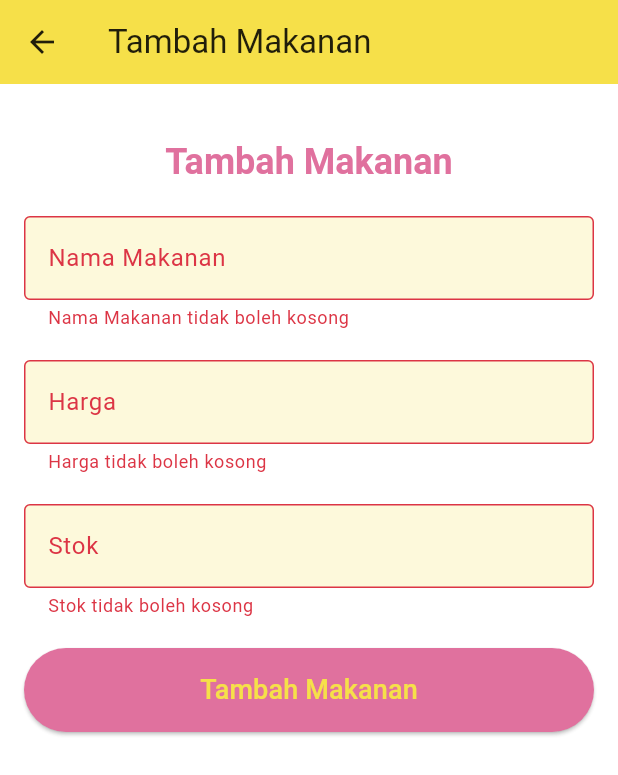
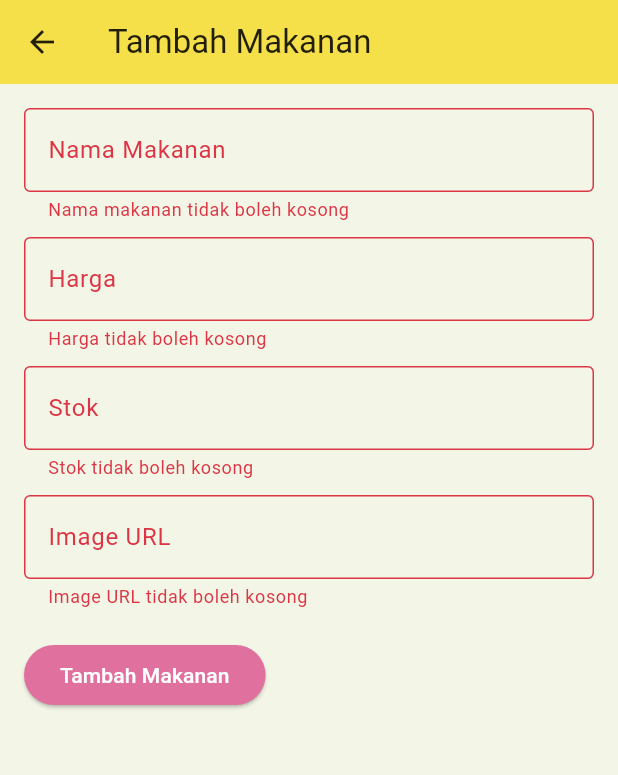
Before and after one commit to PBP-Genap-2023-2024-A2/academeats-mobile, a Flutter app: the TambahMakananPage screen opened directly with empty values, after a tap on "Tambah Makanan", on a phone screen of 412 x 824 dp. Shown: the top 775 px of the screen. Run offline on Flutter 3.47's test engine with Material 3 defaults, Android fonts, the phone set to English and light mode, and no system bars; missing offline and left inert: pbp_django_auth; accounts and stored records are empty.

Commit message:
Updating makanan and toko

```diff
--- a/lib/makanan/tambah_makanan.dart
+++ b/lib/makanan/tambah_makanan.dart
@@ -1,11 +1,12 @@
 import 'package:flutter/material.dart';
+import '../models/toko.dart';
 import '../models/makanan.dart';
-import '../models/toko.dart';
+import '../utils/fetch.dart';
 
 class TambahMakananPage extends StatefulWidget {
   final Toko toko;
 
-  TambahMakananPage({required this.toko, Key? key}) : super(key: key);
+  TambahMakananPage({required this.toko});
 
   @override
   _TambahMakananPageState createState() => _TambahMakananPageState();
@@ -16,26 +17,42 @@ class _TambahMakananPageState extends State<TambahMakananPage> {
   final _namaController = TextEditingController();
   final _hargaController = TextEditingController();
   final _stokController = TextEditingController();
+  final _imgUrlController = TextEditingController();
 
-  @override
-  void dispose() {
-    _namaController.dispose();
-    _hargaController.dispose();
-    _stokController.dispose();
-    super.dispose();
-  }
-
-  void _submitForm() {
-    if (_formKey.currentState!.validate()) {
+  Future<void> _submitForm() async {
+    if (_formKey.currentState?.validate() ?? false) {
       final newMakanan = Makanan(
-        id: 0, // This should be set by your backend
+        id: 0, // This will be set by the backend
         nama: _namaController.text,
-        harga: double.parse(_hargaController.text),
-        stok: int.parse(_stokController.text),
-        imgUrl: 'https://via.placeholder.com/150', // Example placeholder image
+        harga: double.tryParse(_hargaController.text) ?? 0,
+        stok: int.tryParse(_stokController.text) ?? 0,
+        imgUrl: _imgUrlController.text,
         toko: widget.toko,
       );
-      Navigator.pop(context, newMakanan);
+
+      try {
+        final jsonData = newMakanan.toJson();
+        print('Sending data to the server: $jsonData'); // Debugging output
+
+        final response = await postData(
+          'makanan/api/v1/toko/${widget.toko.id}/add',
+          jsonData,
+        );
+
+        print('Server response: $response'); // Debugging output
+
+        if (response['success'] == true) {
+          Navigator.pop(context, newMakanan);
+        } else {
+          ScaffoldMessenger.of(context).showSnackBar(
+            SnackBar(content: Text('Failed to add makanan: ${response['message']}')),
+          );
+        }
+      } catch (e) {
+        ScaffoldMessenger.of(context).showSnackBar(
+          SnackBar(content: Text('Error: $e')),
+        );
+      }
     }
   }
 
@@ -44,89 +61,91 @@ class _TambahMakananPageState extends State<TambahMakananPage> {
     return Scaffold(
       appBar: AppBar(
         title: Text('Tambah Makanan'),
-        backgroundColor: const Color(0xFFF6E049), // Primary color
+        backgroundColor: const Color(0xFFF6E049),
       ),
       body: Padding(
         padding: const EdgeInsets.all(16.0),
         child: Form(
           key: _formKey,
-          child: ListView(
+          child: Column(
+            crossAxisAlignment: CrossAxisAlignment.start,
             children: [
-              SizedBox(height: 20),
-              Text(
-                'Tambah Makanan',
-                style: Theme.of(context).textTheme.headline5?.copyWith(
-                  color: const Color(0xFFE0719E), // Pink text color
-                  fontWeight: FontWeight.bold,
-                ),
-                textAlign: TextAlign.center,
-              ),
-              SizedBox(height: 20),
               TextFormField(
                 controller: _namaController,
                 decoration: InputDecoration(
                   labelText: 'Nama Makanan',
                   border: OutlineInputBorder(),
-                  filled: true,
-                  fillColor: const Color(0xFFFDF9DB),
                 ),
                 validator: (value) {
                   if (value == null || value.isEmpty) {
-                    return 'Nama Makanan tidak boleh kosong';
+                    return 'Nama makanan tidak boleh kosong';
                   }
                   return null;
                 },
               ),
-              SizedBox(height: 20),
+              const SizedBox(height: 10),
               TextFormField(
                 controller: _hargaController,
                 decoration: InputDecoration(
                   labelText: 'Harga',
                   border: OutlineInputBorder(),
-                  filled: true,
-                  fillColor: const Color(0xFFFDF9DB),
                 ),
                 keyboardType: TextInputType.number,
                 validator: (value) {
                   if (value == null || value.isEmpty) {
                     return 'Harga tidak boleh kosong';
                   }
+                  if (double.tryParse(value) == null) {
+                    return 'Harga harus berupa angka';
+                  }
                   return null;
                 },
               ),
-              SizedBox(height: 20),
+              const SizedBox(height: 10),
               TextFormField(
                 controller: _stokController,
                 decoration: InputDecoration(
                   labelText: 'Stok',
                   border: OutlineInputBorder(),
-                  filled: true,
-                  fillColor: const Color(0xFFFDF9DB),
                 ),
                 keyboardType: TextInputType.number,
                 validator: (value) {
                   if (value == null || value.isEmpty) {
                     return 'Stok tidak boleh kosong';
                   }
+                  if (int.tryParse(value) == null) {
+                    return 'Stok harus berupa angka';
+                  }
                   return null;
                 },
               ),
-              SizedBox(height: 20),
+              const SizedBox(height: 10),
+              TextFormField(
+                controller: _imgUrlController,
+                decoration: InputDecoration(
+                  labelText: 'Image URL',
+                  border: OutlineInputBorder(),
+                ),
+                validator: (value) {
+                  if (value == null || value.isEmpty) {
+                    return 'Image URL tidak boleh kosong';
+                  }
+                  return null;
+                },
+              ),
+              const SizedBox(height: 20),
               ElevatedButton(
                 onPressed: _submitForm,
-                child: Padding(
-                  padding: EdgeInsets.symmetric(vertical: 15, horizontal: 50),
-                  child: Text('Tambah Makanan', style: TextStyle(fontSize: 18)),
-                ),
+                child: Text('Tambah Makanan'),
                 style: ElevatedButton.styleFrom(
-                  backgroundColor: const Color(0xFFE0719E), // Pink button color
-                  shape: RoundedRectangleBorder(borderRadius: BorderRadius.circular(30)),
+                  foregroundColor: Colors.white, backgroundColor: const Color(0xFFE0719E), // text color
                 ),
               ),
             ],
           ),
         ),
       ),
+      backgroundColor: const Color(0xFFF3F6E6),
     );
   }
 }
--- a/lib/models/makanan.dart
+++ b/lib/models/makanan.dart
@@ -1,4 +1,6 @@
 import 'package:academeats_mobile/models/toko.dart';
+
+import 'base_model.dart';
 
 class Makanan implements ISendable {
   int id;
@@ -32,6 +34,6 @@ class Makanan implements ISendable {
     'harga': harga,
     'stok': stok,
     'img_url': imgUrl,
-    'toko': toko.toJson(),
+    'toko': toko.id, // Assuming you're only sending the toko ID
   };
 }
--- a/lib/pages/home.dart
+++ b/lib/pages/home.dart
@@ -50,7 +50,8 @@ class _HomeScreenState extends State<HomeScreen> {
           });
         },
         destinations: const [
-          NavigationDestination(icon: Icon(Icons.home_filled), label: "Home",)
+          NavigationDestination(icon: Icon(Icons.home_filled), label: "Home",),
+          NavigationDestination(icon: Icon(Icons.home_filled), label: "Home",),
         ],
       ),
       body: _pageList[_currentPageIndex],
--- a/lib/toko/home.dart
+++ b/lib/toko/daftar_toko.dart
@@ -6,8 +6,8 @@ import '../makanan/main_makanan.dart';
 import '../models/toko.dart';
 import 'toko_detail.dart';
 
-class HomeScreen extends StatelessWidget {
-  const HomeScreen({super.key});
+class DaftarToko extends StatelessWidget {
+  const DaftarToko({super.key});
 
   @override
   Widget build(BuildContext context) {
--- a/lib/utils/fetch.dart
+++ b/lib/utils/fetch.dart
@@ -98,3 +98,13 @@ Future<Map<String, dynamic>> fetchData(String path,
 
   return returned;
 }
+
+Future<Map<String, dynamic>> postData(String path, Map<String, dynamic> body, {User? user}) async {
+  return await fetchData(
+    path,
+    method: RequestMethod.post,
+    dataType: RequestDataType.json,
+    body: body,
+    user: user,
+  );
+}
```
